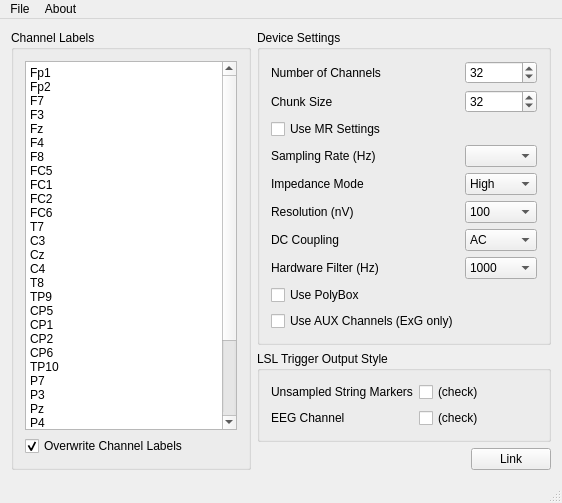
This is mainwindow.ui in brain-products/App-BrainAmpSeries as Qt 5 draws it before an edit. The edited form follows.
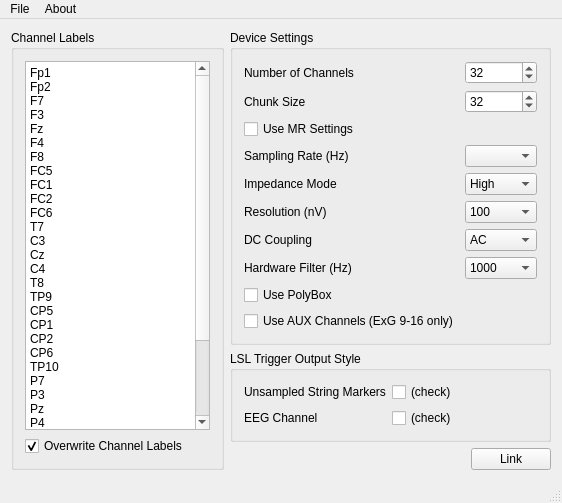
This is the edited form.

The edit to the form file:
```diff
--- a/mainwindow.ui
+++ b/mainwindow.ui
@@ -276,7 +276,7 @@
          <item row="9" column="0">
           <widget class="QCheckBox" name="useAuxChannels">
            <property name="text">
-            <string>Use AUX Channels (ExG only)</string>
+            <string>Use AUX Channels (ExG 9-16 only)</string>
            </property>
           </widget>
          </item>
```
Left out of the diff: 6 changed lines with no effect on the pictures.
